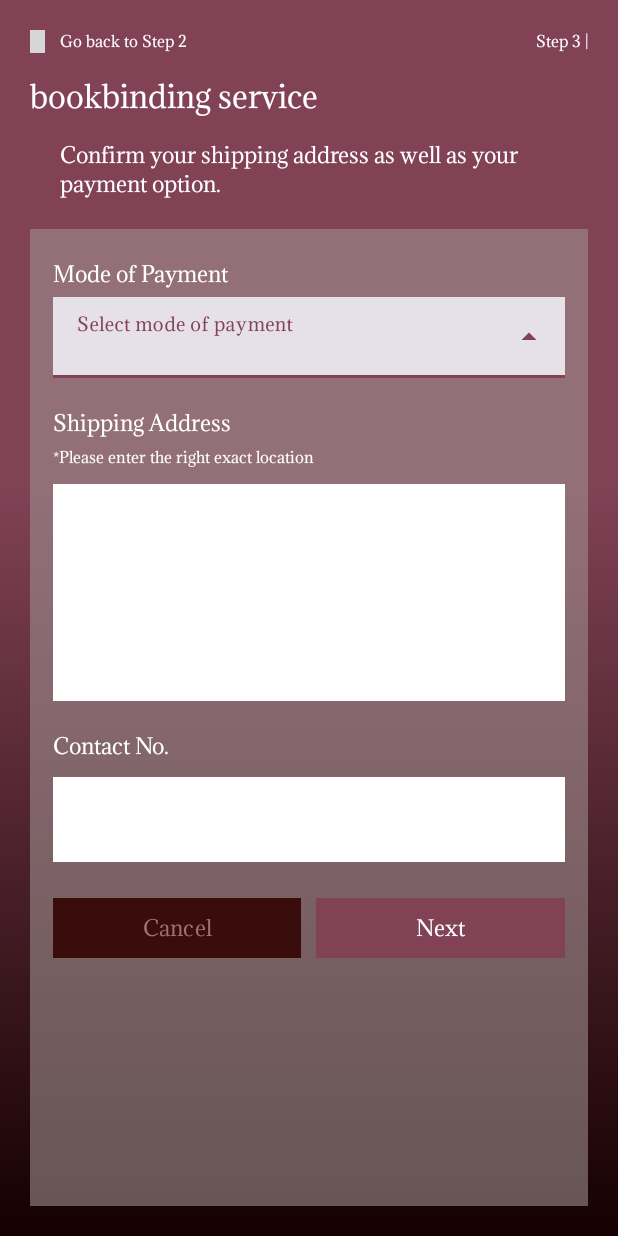
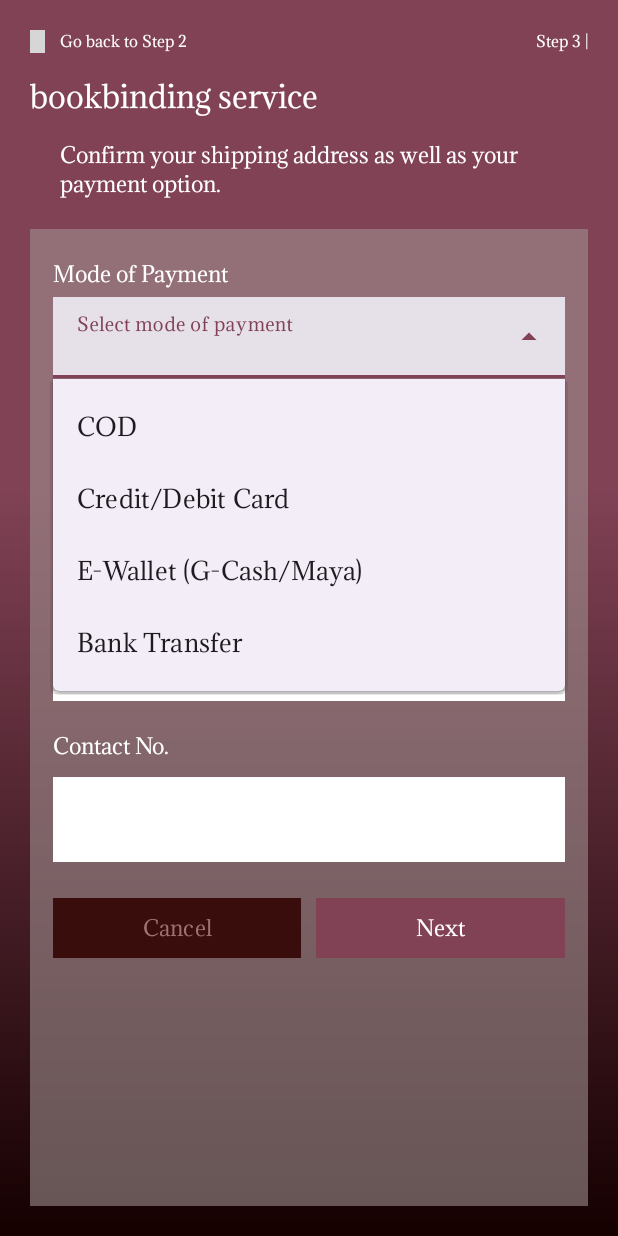
Before and after one commit to n-marcelino/Manuscribe, an Android app: the bind_step3 screen opened directly, with no data from a screen before it, after a tap on an icon or button, on a phone screen of 412 x 824 dp. Run offline under Robolectric (Android 15) with nearby library versions, the phone set to English and light mode, and no system bars; grey boxes are pictures that could not be loaded.

Commit message:
changes to bind_step3, added spinner options and fixed multiline text

```diff
--- a/app/src/main/java/com/ciit/manuscribe/bind_step3.kt
+++ b/app/src/main/java/com/ciit/manuscribe/bind_step3.kt
@@ -3,13 +3,22 @@ package com.ciit.manuscribe
 import android.content.Intent
 import androidx.appcompat.app.AppCompatActivity
 import android.os.Bundle
+import android.widget.ArrayAdapter
+import android.widget.AutoCompleteTextView
 import android.widget.Button
 import android.widget.LinearLayout
 
 class bind_step3 : AppCompatActivity() {
+
+    var paymentoptions_array = arrayOf("COD", "Credit/Debit Card", "E-Wallet (G-Cash/Maya)", "Bank Transfer")
     override fun onCreate(savedInstanceState: Bundle?) {
         super.onCreate(savedInstanceState)
         setContentView(R.layout.activity_bind_step3)
+
+        val paymentoptions = findViewById<AutoCompleteTextView>(R.id.paymentoptions)
+        val adapter = ArrayAdapter(this,
+            android.R.layout.simple_list_item_1, paymentoptions_array)
+        paymentoptions.setAdapter(adapter)
 
         val goback = findViewById<LinearLayout>(R.id.goback)
         goback.setOnClickListener() {
--- a/app/src/main/res/layout/activity_bind_step3.xml
+++ b/app/src/main/res/layout/activity_bind_step3.xml
@@ -182,7 +182,10 @@
                     android:layout_width="match_parent"
                     android:layout_height="wrap_content"
                     android:background="@color/white"
-                    android:minLines="5"/>
+                    android:gravity="top"
+                    android:inputType="textMultiLine"
+                    android:minLines="5"
+                    android:maxLines="5"/>
             </com.google.android.material.textfield.TextInputLayout>
 
             <android.widget.Space
```
